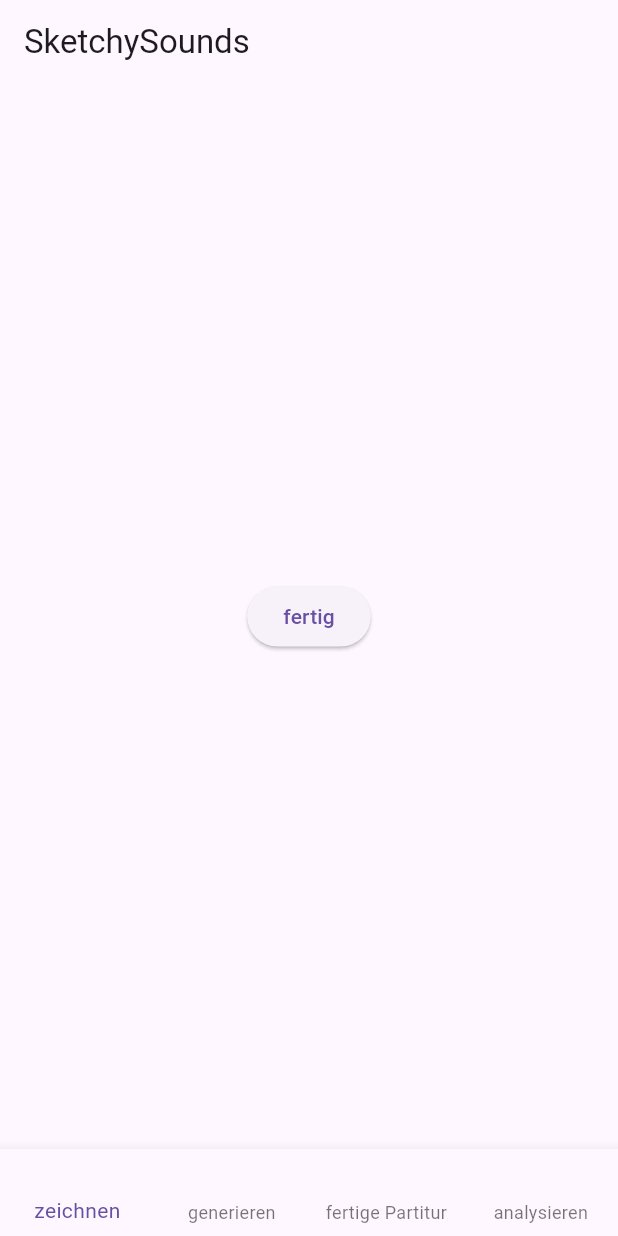
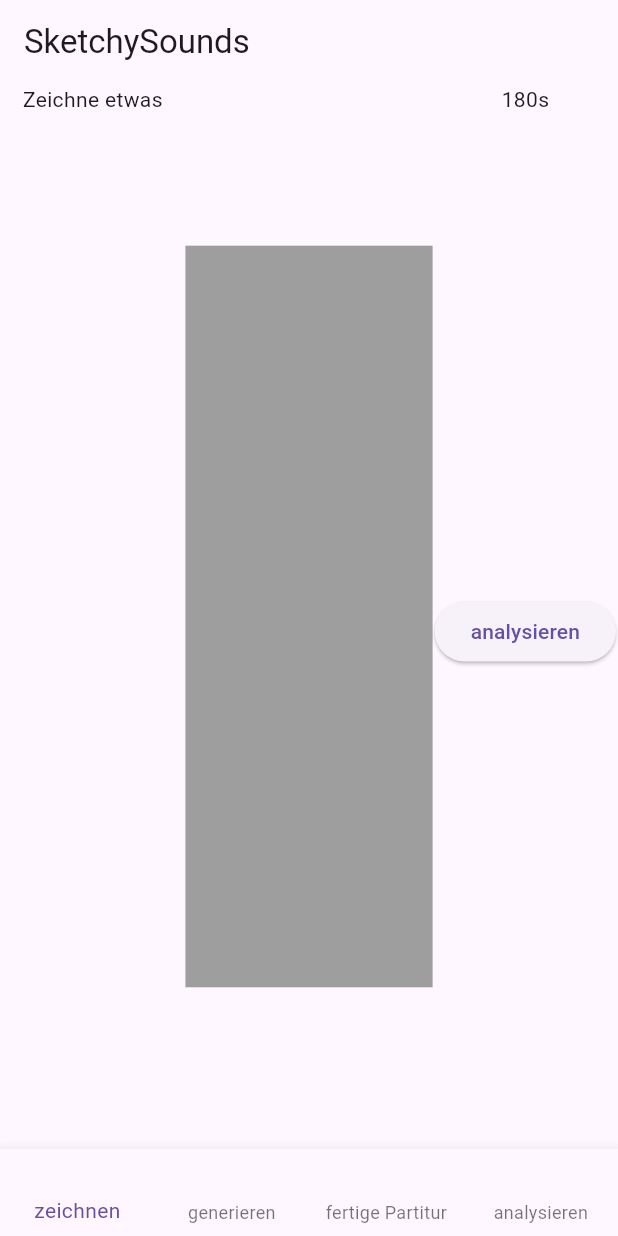
Before and after one commit to disC-SketchySounds/flutter_app, a Flutter app: the screen it shows after launch, after a tap on an icon or button, on a phone screen of 412 x 824 dp. Run offline on Flutter 3.47's test engine with Material 3 defaults, Android fonts, the light colour scheme and no system bars.

Commit message:
Created basic layout for drawing_view.

```diff
--- /dev/null
+++ b/lib/drawing/drawing_page.dart
@@ -0,0 +1,60 @@
+import 'dart:async';
+
+import 'package:flutter/material.dart';
+import 'drawn_line.dart';
+
+/// A page that can be drawn on with a pen.
+class DrawingPage extends StatefulWidget {
+  const DrawingPage({super.key});
+
+  @override
+  _DrawingPageState createState() => _DrawingPageState();
+}
+
+class _DrawingPageState extends State<DrawingPage> {
+
+
+  List<DrawnLine> lines = <DrawnLine>[];
+
+  DrawnLine? currentLine;
+  Color selectedColor = Colors.black;
+  double selectedWidth = 5.0;
+
+  StreamController<DrawnLine> currentLineStreamController
+    = StreamController<DrawnLine>.broadcast();
+
+  Future<void> save() async {
+    // TODO
+  }
+
+  Future<void> clear() async {
+    // TODO
+  }
+
+  void Placeholder() {
+
+  }
+
+  // Event handlers for drawing.
+  // Are called by `buildCurrentPath`.
+
+  @override
+  Widget build(BuildContext context) {
+
+    final Size screenSize = MediaQuery.of(context).size;
+
+    return SizedBox (
+      // TODO: Replace by more flexible setup
+      width: 0.4 * screenSize.width,
+      height: 0.6 * screenSize.height,
+      child: const Scaffold(
+      backgroundColor: Colors.grey,
+      body: Stack(
+        children: [
+          // TODO: build the paths here
+        ]
+      )
+    )
+    );
+  }
+}
--- /dev/null
+++ b/lib/drawing/drawn_line.dart
@@ -0,0 +1,16 @@
+import 'package:flutter/material.dart';
+
+/// A single line of the sketch drawn by the user.
+class DrawnLine {
+  final List<Offset> path;
+  final Color color;
+  final double width;
+
+  DrawnLine(this.path, this.color, this.width);
+
+  // Factory method to create an empty line
+  // Necessary to handle nullability properly
+  factory DrawnLine.empty() {
+    return DrawnLine([], Colors.transparent, 1.0);
+  }
+}
--- a/lib/drawing_view.dart
+++ /dev/null
@@ -1,21 +0,0 @@
-import 'package:flutter/material.dart';
-
-class DrawingView extends StatelessWidget {
-
-  final VoidCallback onButtonPressed;
-  const DrawingView({required this.onButtonPressed});
-
-  @override
-  Widget build(BuildContext context) {
-    return Scaffold(
-      body: Center(
-        child: ElevatedButton(
-          onPressed: () {
-            onButtonPressed();
-          },
-          child: Text('fertig'),
-        ),
-      ),
-    );
-  }
-}
--- a/lib/main.dart
+++ b/lib/main.dart
@@ -1,5 +1,5 @@
 import 'package:flutter/material.dart';
-import 'intro_view.dart';
+import 'views/intro_view.dart';
 
 void main() => runApp(const MyApp());
 
@@ -10,7 +10,7 @@ class MyApp extends StatelessWidget {
 
   @override
   Widget build(BuildContext context) {
-    return MaterialApp(
+    return const MaterialApp(
       title: _title,
       home: IntroView(),
     );
--- a/lib/analysis_view.dart
+++ b/lib/views/analysis_view.dart
@@ -3,7 +3,7 @@ import 'package:flutter/material.dart';
 class AnalysisView extends StatelessWidget {
 
   final VoidCallback onButtonPressed;
-  const AnalysisView({required this.onButtonPressed});
+  const AnalysisView({super.key, required this.onButtonPressed});
 
   @override
   Widget build(BuildContext context) {
--- /dev/null
+++ b/lib/views/drawing_view.dart
@@ -0,0 +1,52 @@
+import 'package:flutter/material.dart';
+import 'package:flutter_app/drawing/drawing_page.dart';
+
+class DrawingView extends StatelessWidget {
+
+  final VoidCallback onButtonPressed;
+  const DrawingView({super.key, required this.onButtonPressed});
+
+  @override
+  Widget build(BuildContext context) {
+
+    final Size screenSize = MediaQuery.of(context).size;
+
+    return Scaffold(
+      body: Row(
+        children: [
+          SizedBox(
+            width: screenSize.width * 0.3,
+            child: const Column(
+              children: [
+                  Text('Zeichne etwas'),
+              ],
+            ),
+          ),
+          const Column(
+            children: [
+              Spacer(),
+              DrawingPage(),
+              Spacer(),
+            ]
+          ),
+              SizedBox(
+                width: screenSize.width * 0.3,
+                child: Column(
+                  children: [
+                const Text('180s'),
+                const Spacer(),
+                ElevatedButton(
+                  onPressed: () {
+                    onButtonPressed();
+                  },
+                  child: const Text('analysieren'),
+                ),
+                    const Spacer(),
+                  ],
+                ),
+              ),
+        ],
+      ),
+    );
+  }
+}
--- a/lib/generation_view.dart
+++ b/lib/views/generation_view.dart
@@ -3,7 +3,7 @@ import 'package:flutter/material.dart';
 class GenerationView extends StatelessWidget {
 
   final VoidCallback onButtonPressed;
-  const GenerationView({required this.onButtonPressed});
+  const GenerationView({super.key, required this.onButtonPressed});
 
   @override
   Widget build(BuildContext context) {
@@ -14,7 +14,7 @@ class GenerationView extends StatelessWidget {
             onButtonPressed();
           },
           // TODO: Remove this as soon as mock api returns generated image
-          child: Text('Bild ansehen'),
+          child: const Text('Bild ansehen'),
         ),
       ),
     );
--- a/lib/home_view.dart
+++ b/lib/views/home_view.dart
@@ -1,5 +1,4 @@
 import 'package:flutter/material.dart';
-import 'package:flutter_app/intro_view.dart';
 import 'drawing_view.dart';
 import 'generation_view.dart';
 import 'score_view.dart';
@@ -13,6 +12,7 @@ class HomeView extends StatefulWidget {
 }
 
 class _HomeViewState extends State<HomeView> {
+
   /// Indicates the view that is currently displayed
   int _selectedIndex = 0;
 
--- a/lib/intro_view.dart
+++ b/lib/views/intro_view.dart
@@ -2,26 +2,28 @@ import 'package:flutter/material.dart';
 import 'home_view.dart';
 
 class IntroView extends StatelessWidget {
+  const IntroView({super.key});
+
 
   @override
   Widget build(BuildContext context) {
     return Scaffold(
       body: Center(
         child: Column(mainAxisAlignment: MainAxisAlignment.center, children: [
-          Padding(
+          const Padding(
             padding: EdgeInsets.all(10.0),
             child: Text('Generic Description'),
           ),
           Padding(
-            padding: EdgeInsets.all(10.0),
+            padding: const EdgeInsets.all(10.0),
             child: ElevatedButton(
               onPressed: () {
                 Navigator.pushReplacement(
                   context,
-                  MaterialPageRoute(builder: (context) => HomeView()),
+                  MaterialPageRoute(builder: (context) => const HomeView()),
                 );
               },
-              child: Text('Los geht\'s!'),
+              child: const Text('Los geht\'s!'),
             ),
           ),
         ]),
--- a/lib/score_view.dart
+++ b/lib/views/score_view.dart
@@ -3,7 +3,7 @@ import 'package:flutter/material.dart';
 class ScoreView extends StatelessWidget {
 
   final VoidCallback onButtonPressed;
-  const ScoreView({required this.onButtonPressed});
+  const ScoreView({super.key, required this.onButtonPressed});
 
   @override
   Widget build(BuildContext context) {
```
